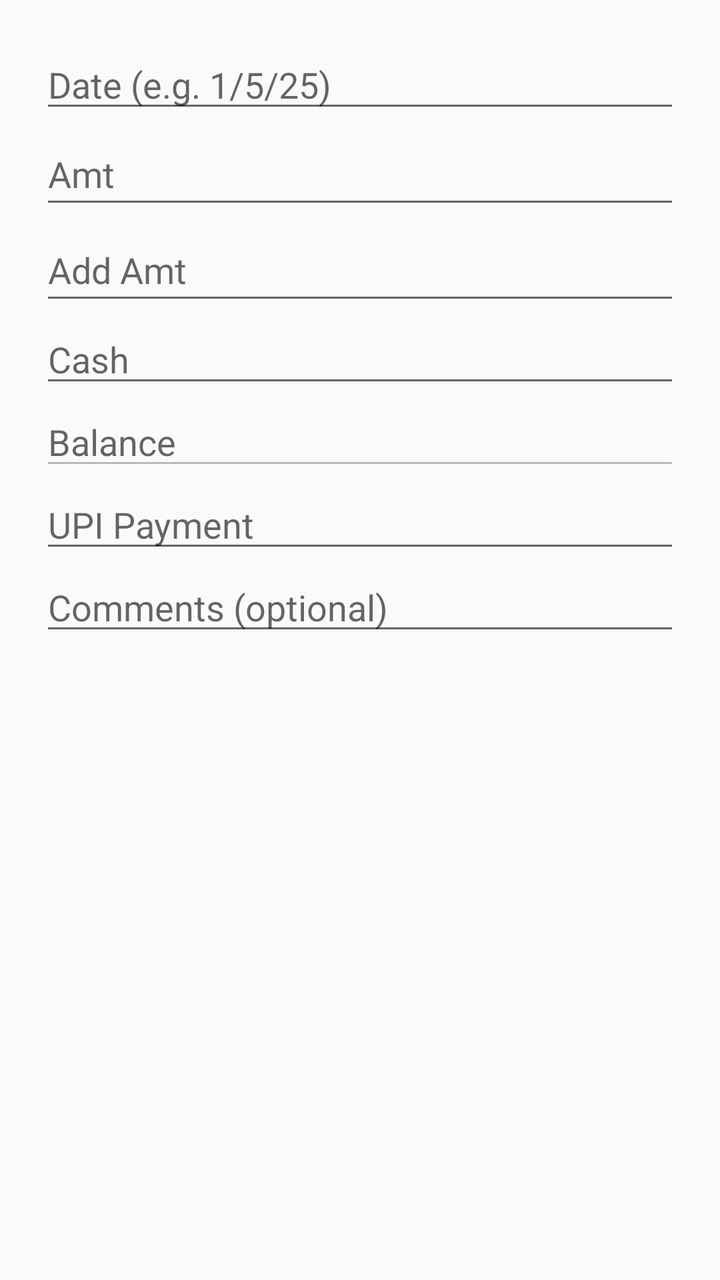
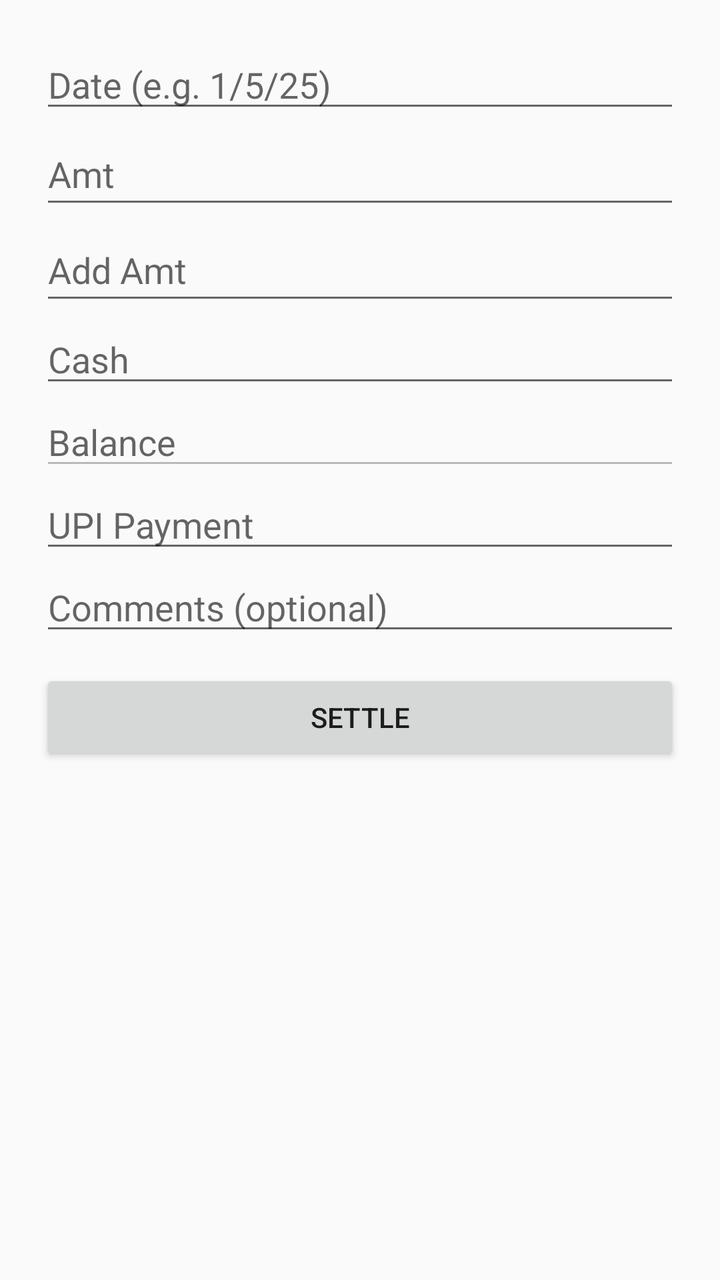

Screens rendered from an Android XML layout before and after an edit, with the pre-edit source and the edit as a unified diff.
<!-- AndroidManifest.xml: application theme AppTheme -->
<!-- res/layout/dialog_add_grocery_entry.xml -->
<?xml version="1.0" encoding="utf-8"?>
<ScrollView xmlns:android="http://schemas.android.com/apk/res/android"
    xmlns:tools="http://schemas.android.com/tools"
    android:layout_width="match_parent" android:layout_height="wrap_content">
    <LinearLayout
        android:orientation="vertical"
        android:padding="20dp"
        android:layout_width="match_parent"
        android:layout_height="wrap_content">

        <EditText
            android:id="@+id/etDate"
            android:layout_width="match_parent"
            android:layout_height="wrap_content"
            android:clickable="true"
            android:focusable="false"
            android:hint="Date (e.g. 1/5/25)"
            tools:ignore="TouchTargetSizeCheck" />

        <TextView
            android:id="@+id/tvError"
            android:layout_width="match_parent"
            android:layout_height="wrap_content"
            android:textColor="@android:color/holo_red_dark"
            android:text=""
            android:visibility="gone"
            android:paddingTop="8dp"
            android:textSize="14sp"/>

        <EditText
            android:id="@+id/etAmount"
            android:layout_width="match_parent"
            android:layout_height="wrap_content"
            android:hint="Amt"
            android:inputType="numberDecimal"
            android:minHeight="48dp" />

        <EditText
            android:id="@+id/etAddAmount"
            android:layout_width="match_parent"
            android:layout_height="wrap_content"
            android:hint="Add Amt"
            android:inputType="numberDecimal"
            android:minHeight="48dp" />

        <EditText
            android:id="@+id/etCash"
            android:layout_width="match_parent"
            android:layout_height="wrap_content"
            android:hint="Cash"
            android:inputType="numberDecimal"
            tools:ignore="TouchTargetSizeCheck" />

        <EditText
            android:id="@+id/etBalance"
            android:layout_width="match_parent"
            android:layout_height="wrap_content"
            android:hint="Balance"
            android:inputType="numberDecimal"
            android:enabled="false"
            tools:ignore="TouchTargetSizeCheck" />

        <EditText
            android:id="@+id/etUpiPayment"
            android:layout_width="match_parent"
            android:layout_height="wrap_content"
            android:hint="UPI Payment"
            android:inputType="numberDecimal"
            tools:ignore="TouchTargetSizeCheck" />

        <EditText
            android:id="@+id/etComments"
            android:layout_width="match_parent"
            android:layout_height="wrap_content"
            android:hint="Comments (optional)"
            tools:ignore="TouchTargetSizeCheck" />

    </LinearLayout>
</ScrollView>
<!-- resources referenced by this layout -->
<resources>
  <style name="AppTheme" parent="Theme.AppCompat.Light.NoActionBar">
          
          <item name="colorPrimary">@color/colorPrimary</item>
          <item name="colorPrimaryDark">@color/colorPrimaryDark</item>
          <item name="colorAccent">@color/colorAccent</item>
      </style>
  <color name="colorPrimary">#F44336</color>
  <color name="colorPrimaryDark">#D32F2F</color>
  <color name="colorAccent">#FF9800</color>
</resources>

<!-- the commit's change to res/layout/dialog_add_grocery_entry.xml (unified diff, before → after) -->
@@ -75,5 +75,13 @@
             android:hint="Comments (optional)"
             tools:ignore="TouchTargetSizeCheck" />
 
+        <Button
+            android:id="@+id/btnSettle"
+            android:layout_width="match_parent"
+            android:layout_height="wrap_content"
+            android:text="Settle"
+            android:layout_marginTop="12dp"
+            android:layout_marginBottom="8dp"/>
+
     </LinearLayout>
 </ScrollView>
